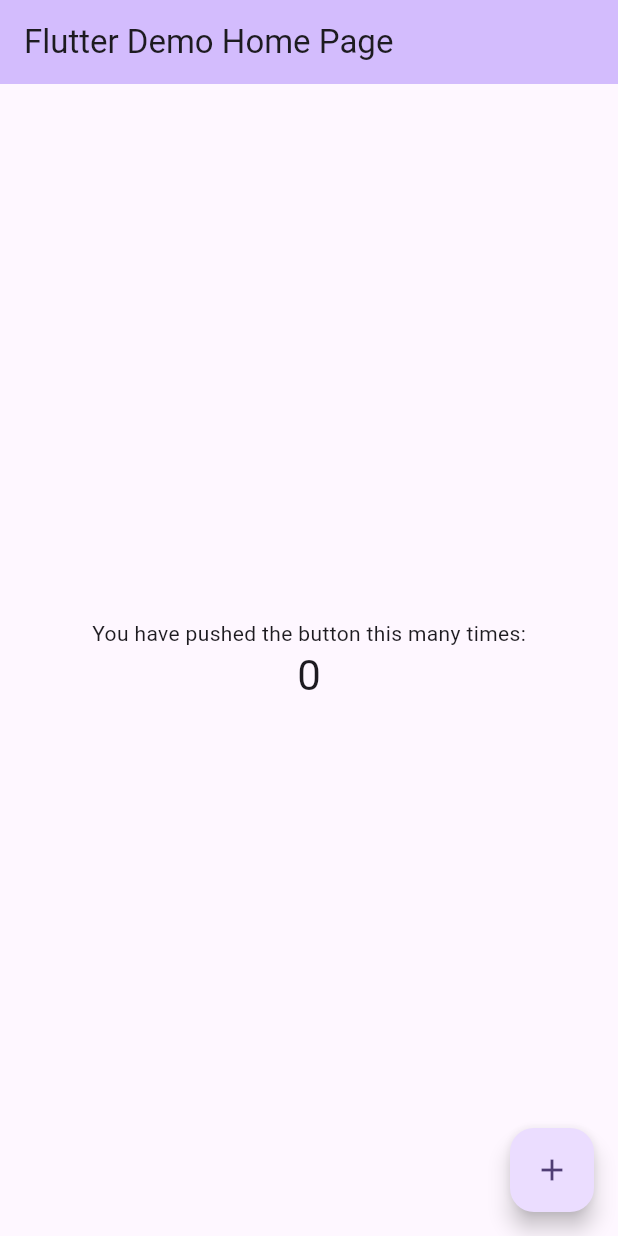
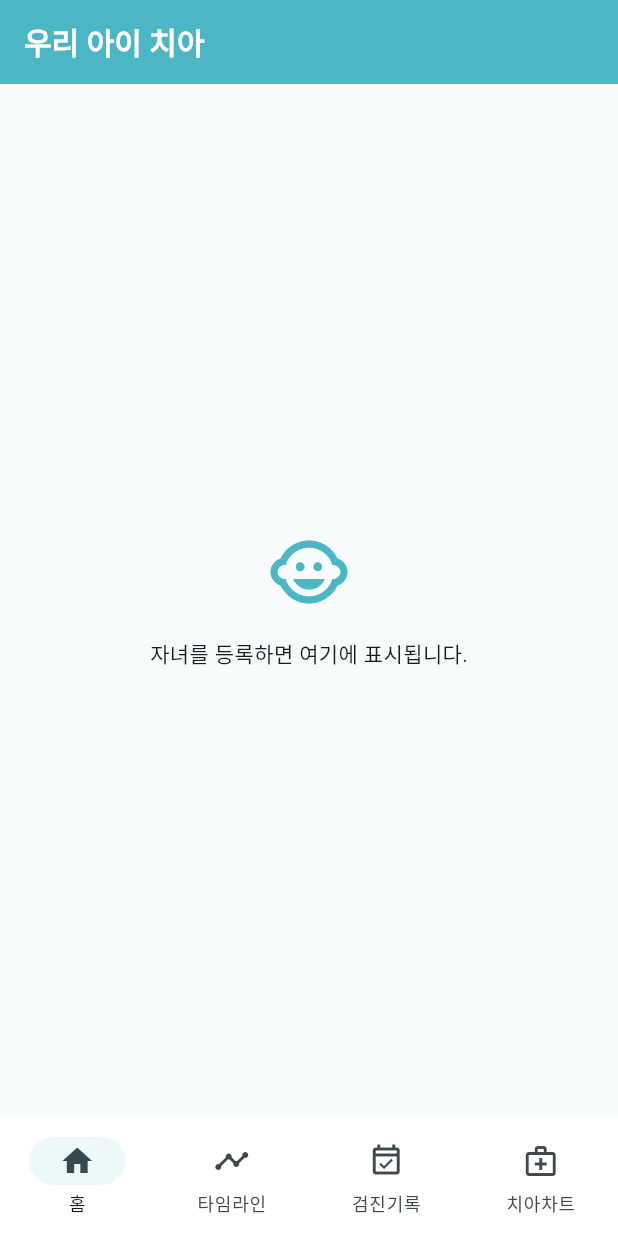
Before and after one commit to youahleum/kids-dental-care, a Flutter app: the screen it shows after launch, on a phone screen of 412 x 824 dp. Run offline on Flutter 3.47's test engine with Material 3 defaults, Android fonts, the phone set to English and light mode, and no system bars; our stand-ins replace flutter_riverpod, go_router.

Commit message:
feat: M1 기반 구축 - 패키지, 폴더구조, 테마, 4탭 셸
- 의존성 추가: flutter_riverpod, drift, go_router,
  flutter_local_notifications, timezone, intl, path_provider 등
- lib 폴더 구조 생성 (core/domain/data/features/shared)
- AppColors/AppTheme: DESIGN.md 컬러·토큰 코드화
- AgeUtils: 나이/월령 계산 유틸 + 단위 테스트
- HomeShell: 하단 4탭 NavigationBar + 각 탭 placeholder 화면
- go_router 기반 라우터, ProviderScope 셋업
- 검증: flutter analyze 무이슈, 테스트 5개 통과, 웹 빌드·렌더 확인

Co-Authored-By: Claude Opus 4.8 <noreply@anthropic.com>

```diff
--- /dev/null
+++ b/lib/app.dart
@@ -0,0 +1,19 @@
+import 'package:flutter/material.dart';
+
+import 'core/router/app_router.dart';
+import 'core/theme/app_theme.dart';
+
+/// 앱 루트 위젯. 테마와 라우터를 연결한다.
+class KidsDentalApp extends StatelessWidget {
+  const KidsDentalApp({super.key});
+
+  @override
+  Widget build(BuildContext context) {
+    return MaterialApp.router(
+      title: '키즈 덴탈 케어',
+      debugShowCheckedModeBanner: false,
+      theme: AppTheme.light,
+      routerConfig: appRouter,
+    );
+  }
+}
--- /dev/null
+++ b/lib/core/router/app_router.dart
@@ -0,0 +1,15 @@
+import 'package:go_router/go_router.dart';
+
+import '../../features/home/home_shell.dart';
+
+/// 앱 라우터. 기준: PLAN.md 5장 (아키텍처)
+/// 향후 자녀 등록/편집 등 라우트를 여기에 추가한다.
+final appRouter = GoRouter(
+  initialLocation: '/',
+  routes: [
+    GoRoute(
+      path: '/',
+      builder: (context, state) => const HomeShell(),
+    ),
+  ],
+);
--- /dev/null
+++ b/lib/core/theme/app_colors.dart
@@ -0,0 +1,33 @@
+import 'package:flutter/material.dart';
+
+/// 앱 전역 색상. 기준 문서: DESIGN.md 2장 (컬러 시스템)
+abstract final class AppColors {
+  // 브랜드
+  static const mint = Color(0xFF4DB6C4);
+  static const mintDark = Color(0xFF2E8A98);
+  static const coral = Color(0xFFFF8A80);
+  static const background = Color(0xFFF7FBFC);
+  static const surface = Color(0xFFFFFFFF);
+
+  // 상태 (신호등)
+  static const statusDone = Color(0xFF66BB6A); // 완료
+  static const statusUpcoming = Color(0xFFFFB74D); // 예정
+  static const statusOverdue = Color(0xFFEF5350); // 지남(주의)
+  static const statusNeutral = Color(0xFFB0BEC5); // 해당없음
+
+  // 치아 상태
+  static const toothCaries = Color(0xFFEF5350); // 충치
+  static const toothTreated = Color(0xFF42A5F5); // 치료함
+  static const toothSealant = Color(0xFF66BB6A); // 실란트
+  static const toothMissing = Color(0xFFECEFF1); // 빠짐/미맹출
+
+  /// 자녀 프로필 색상 팔레트 (등록 시 순환 배정)
+  static const childPalette = <Color>[
+    Color(0xFF4DB6C4),
+    Color(0xFFFF8A80),
+    Color(0xFF9575CD),
+    Color(0xFF4DB6AC),
+    Color(0xFFF06292),
+    Color(0xFF7986CB),
+  ];
+}
--- /dev/null
+++ b/lib/core/theme/app_theme.dart
@@ -0,0 +1,64 @@
+import 'package:flutter/material.dart';
+
+import 'app_colors.dart';
+
+/// 앱 테마. 기준 문서: DESIGN.md (컬러/타이포/토큰)
+/// - radius: card 16, chip 20, button 12
+/// - spacing: 4의 배수
+abstract final class AppTheme {
+  static ThemeData get light {
+    final scheme = ColorScheme.fromSeed(
+      seedColor: AppColors.mint,
+      primary: AppColors.mint,
+      secondary: AppColors.coral,
+      surface: AppColors.surface,
+    );
+
+    return ThemeData(
+      useMaterial3: true,
+      colorScheme: scheme,
+      scaffoldBackgroundColor: AppColors.background,
+      appBarTheme: const AppBarTheme(
+        backgroundColor: AppColors.mint,
+        foregroundColor: Colors.white,
+        elevation: 0,
+        centerTitle: false,
+        titleTextStyle: TextStyle(
+          fontSize: 20,
+          fontWeight: FontWeight.w600,
+          color: Colors.white,
+        ),
+      ),
+      cardTheme: CardThemeData(
+        color: AppColors.surface,
+        elevation: 1,
+        shape: RoundedRectangleBorder(
+          borderRadius: BorderRadius.circular(16),
+        ),
+      ),
+      chipTheme: ChipThemeData(
+        shape: RoundedRectangleBorder(
+          borderRadius: BorderRadius.circular(20),
+        ),
+      ),
+      elevatedButtonTheme: ElevatedButtonThemeData(
+        style: ElevatedButton.styleFrom(
+          backgroundColor: AppColors.mint,
+          foregroundColor: Colors.white,
+          shape: RoundedRectangleBorder(
+            borderRadius: BorderRadius.circular(12),
+          ),
+          padding: const EdgeInsets.symmetric(vertical: 14),
+        ),
+      ),
+      floatingActionButtonTheme: const FloatingActionButtonThemeData(
+        backgroundColor: AppColors.coral,
+        foregroundColor: Colors.white,
+      ),
+      navigationBarTheme: const NavigationBarThemeData(
+        backgroundColor: AppColors.surface,
+        indicatorColor: Color(0x1A4DB6C4),
+      ),
+    );
+  }
+}
--- /dev/null
+++ b/lib/features/home/home_screen.dart
@@ -0,0 +1,17 @@
+import 'package:flutter/material.dart';
+
+import '../../shared/placeholder_screen.dart';
+
+/// 홈 · 자녀 선택. 기준: DESIGN.md 6-1. (실 구현 M2)
+class HomeScreen extends StatelessWidget {
+  const HomeScreen({super.key});
+
+  @override
+  Widget build(BuildContext context) {
+    return const PlaceholderScreen(
+      title: '우리 아이 치아',
+      icon: Icons.child_care,
+      message: '자녀를 등록하면 여기에 표시됩니다.',
+    );
+  }
+}
--- /dev/null
+++ b/lib/features/home/home_shell.dart
@@ -0,0 +1,58 @@
+import 'package:flutter/material.dart';
+
+import '../checkups/checkups_screen.dart';
+import '../timeline/timeline_screen.dart';
+import '../tooth_chart/tooth_chart_screen.dart';
+import 'home_screen.dart';
+
+/// 하단 4탭 셸. 기준: DESIGN.md 5장 (내비게이션 구조)
+class HomeShell extends StatefulWidget {
+  const HomeShell({super.key});
+
+  @override
+  State<HomeShell> createState() => _HomeShellState();
+}
+
+class _HomeShellState extends State<HomeShell> {
+  int _index = 0;
+
+  static const _tabs = <Widget>[
+    HomeScreen(),
+    TimelineScreen(),
+    CheckupsScreen(),
+    ToothChartScreen(),
+  ];
+
+  @override
+  Widget build(BuildContext context) {
+    return Scaffold(
+      body: IndexedStack(index: _index, children: _tabs),
+      bottomNavigationBar: NavigationBar(
+        selectedIndex: _index,
+        onDestinationSelected: (i) => setState(() => _index = i),
+        destinations: const [
+          NavigationDestination(
+            icon: Icon(Icons.home_outlined),
+            selectedIcon: Icon(Icons.home),
+            label: '홈',
+          ),
+          NavigationDestination(
+            icon: Icon(Icons.timeline_outlined),
+            selectedIcon: Icon(Icons.timeline),
+            label: '타임라인',
+          ),
+          NavigationDestination(
+            icon: Icon(Icons.event_available_outlined),
+            selectedIcon: Icon(Icons.event_available),
+            label: '검진기록',
+          ),
+          NavigationDestination(
+            icon: Icon(Icons.medical_services_outlined),
+            selectedIcon: Icon(Icons.medical_services),
+            label: '치아차트',
+          ),
+        ],
+      ),
+    );
+  }
+}
--- a/lib/main.dart
+++ b/lib/main.dart
@@ -1,122 +1,12 @@
 import 'package:flutter/material.dart';
+import 'package:flutter_riverpod/flutter_riverpod.dart';
+
+import 'app.dart';
 
 void main() {
-  runApp(const MyApp());
+  runApp(
+    const ProviderScope(
+      child: KidsDentalApp(),
+    ),
+  );
 }
-
-class MyApp extends StatelessWidget {
-  const MyApp({super.key});
-
-  // This widget is the root of your application.
-  @override
-  Widget build(BuildContext context) {
-    return MaterialApp(
-      title: 'Flutter Demo',
-      theme: ThemeData(
-        // This is the theme of your application.
-        //
-        // TRY THIS: Try running your application with "flutter run". You'll see
-        // the application has a purple toolbar. Then, without quitting the app,
-        // try changing the seedColor in the colorScheme below to Colors.green
-        // and then invoke "hot reload" (save your changes or press the "hot
-        // reload" button in a Flutter-supported IDE, or press "r" if you used
-        // the command line to start the app).
-        //
-        // Notice that the counter didn't reset back to zero; the application
-        // state is not lost during the reload. To reset the state, use hot
-        // restart instead.
-        //
-        // This works for code too, not just values: Most code changes can be
-        // tested with just a hot reload.
-        colorScheme: .fromSeed(seedColor: Colors.deepPurple),
-      ),
-      home: const MyHomePage(title: 'Flutter Demo Home Page'),
-    );
-  }
-}
-
-class MyHomePage extends StatefulWidget {
-  const MyHomePage({super.key, required this.title});
-
-  // This widget is the home page of your application. It is stateful, meaning
-  // that it has a State object (defined below) that contains fields that affect
-  // how it looks.
-
-  // This class is the configuration for the state. It holds the values (in this
-  // case the title) provided by the parent (in this case the App widget) and
-  // used by the build method of the State. Fields in a Widget subclass are
-  // always marked "final".
-
-  final String title;
-
-  @override
-  State<MyHomePage> createState() => _MyHomePageState();
-}
-
-class _MyHomePageState extends State<MyHomePage> {
-  int _counter = 0;
-
-  void _incrementCounter() {
-    setState(() {
-      // This call to setState tells the Flutter framework that something has
-      // changed in this State, which causes it to rerun the build method below
-      // so that the display can reflect the updated values. If we changed
-      // _counter without calling setState(), then the build method would not be
-      // called again, and so nothing would appear to happen.
-      _counter++;
-    });
-  }
-
-  @override
-  Widget build(BuildContext context) {
-    // This method is rerun every time setState is called, for instance as done
-    // by the _incrementCounter method above.
-    //
-    // The Flutter framework has been optimized to make rerunning build methods
-    // fast, so that you can just rebuild anything that needs updating rather
-    // than having to individually change instances of widgets.
-    return Scaffold(
-      appBar: AppBar(
-        // TRY THIS: Try changing the color here to a specific color (to
-        // Colors.amber, perhaps?) and trigger a hot reload to see the AppBar
-        // change color while the other colors stay the same.
-        backgroundColor: Theme.of(context).colorScheme.inversePrimary,
-        // Here we take the value from the MyHomePage object that was created by
-        // the App.build method, and use it to set our appbar title.
-        title: Text(widget.title),
-      ),
-      body: Center(
-        // Center is a layout widget. It takes a single child and positions it
-        // in the middle of the parent.
-        child: Column(
-          // Column is also a layout widget. It takes a list of children and
-          // arranges them vertically. By default, it sizes itself to fit its
-          // children horizontally, and tries to be as tall as its parent.
-          //
-          // Column has various properties to control how it sizes itself and
-          // how it positions its children. Here we use mainAxisAlignment to
-          // center the children vertically; the main axis here is the vertical
-          // axis because Columns are vertical (the cross axis would be
-          // horizontal).
-          //
-          // TRY THIS: Invoke "debug painting" (choose the "Toggle Debug Paint"
-          // action in the IDE, or press "p" in the console), to see the
-          // wireframe for each widget.
-          mainAxisAlignment: .center,
-          children: [
-            const Text('You have pushed the button this many times:'),
-            Text(
-              '$_counter',
-              style: Theme.of(context).textTheme.headlineMedium,
-            ),
-          ],
-        ),
-      ),
-      floatingActionButton: FloatingActionButton(
-        onPressed: _incrementCounter,
-        tooltip: 'Increment',
-        child: const Icon(Icons.add),
-      ),
-    );
-  }
-}
--- /dev/null
+++ b/lib/shared/placeholder_screen.dart
@@ -0,0 +1,35 @@
+import 'package:flutter/material.dart';
+
+/// M1 단계용 임시 화면. 각 탭이 실제 구현되면 교체된다.
+class PlaceholderScreen extends StatelessWidget {
+  const PlaceholderScreen({
+    super.key,
+    required this.title,
+    required this.icon,
+    this.message,
+  });
+
+  final String title;
+  final IconData icon;
+  final String? message;
+
+  @override
+  Widget build(BuildContext context) {
+    return Scaffold(
+      appBar: AppBar(title: Text(title)),
+      body: Center(
+        child: Column(
+          mainAxisSize: MainAxisSize.min,
+          children: [
+            Icon(icon, size: 56, color: Theme.of(context).colorScheme.primary),
+            const SizedBox(height: 16),
+            Text(
+              message ?? '$title 화면 (준비 중)',
+              style: Theme.of(context).textTheme.bodyMedium,
+            ),
+          ],
+        ),
+      ),
+    );
+  }
+}
```
Also changed, not shown: lib/core/utils/age_utils.dart (added, +41 -0 lines), lib/features/checkups/checkups_screen.dart (added, +16 -0 lines), lib/features/timeline/timeline_screen.dart (added, +16 -0 lines), lib/features/tooth_chart/tooth_chart_screen.dart (added, +16 -0 lines), pubspec.yaml (+12 -0 lines), pubspec.lock, 5 other files.
